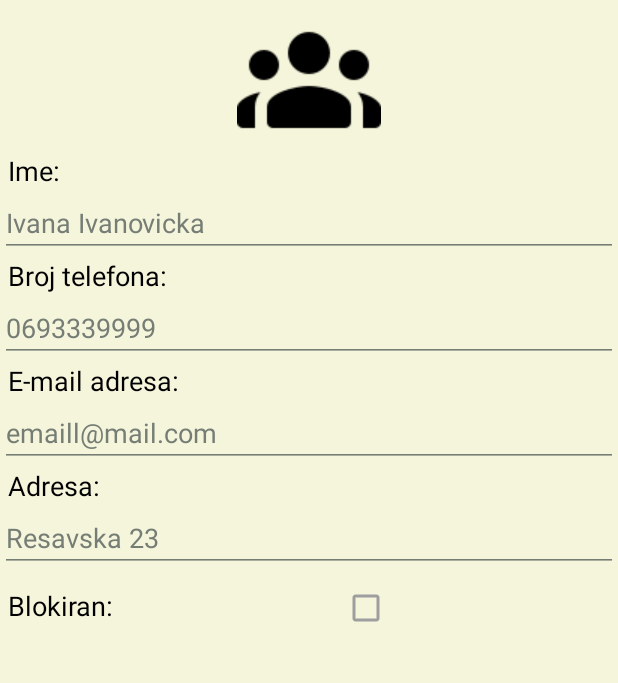
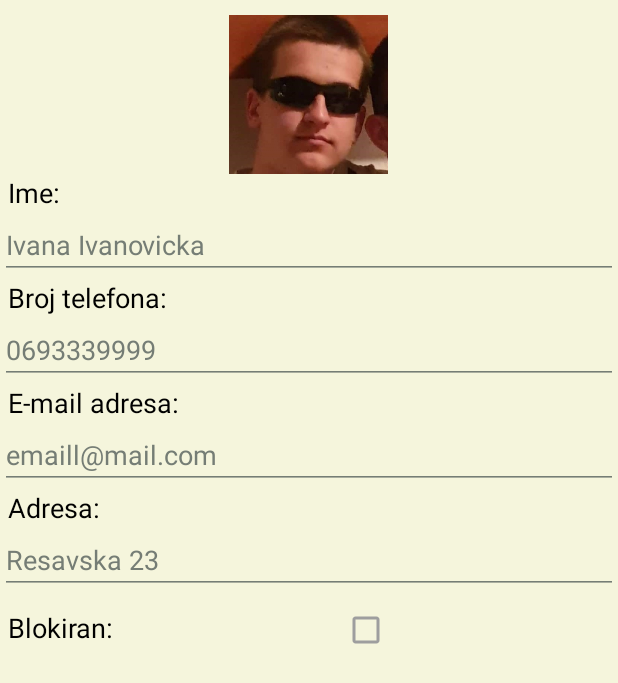
Before and after one commit to newkristian/uber-like-kmp, an Android app: the fragment AccountFragment shown on its own in the app's theme, on a phone screen of 412 x 824 dp. Shown: the top 683 px of the screen. Run offline under Robolectric (Android 15) with nearby library versions, the phone set to English and light mode, and no system bars.

Commit message:
Added small GUI fixes to account page

```diff
--- a/Mobilna aplikacija/app/src/main/java/com/example/uberapp_tim9/PassengerAccountFragment.java
+++ b/Mobilna aplikacija/app/src/main/java/com/example/uberapp_tim9/PassengerAccountFragment.java
@@ -83,7 +83,7 @@ public class PassengerAccountFragment extends Fragment {
         ((EditText)view.findViewById(R.id.phone_number_edit_text)).setText(passenger.getmPhoneNumber());
         ((EditText)view.findViewById(R.id.email_edit_text)).setText(passenger.getmEmail());
         ((EditText)view.findViewById(R.id.address_edit_text)).setText(passenger.getmAddress());
-        ((ImageView)view.findViewById(R.id.profile_picture_image_view)).setImageResource(R.drawable.ic_people);
+        ((ImageView)view.findViewById(R.id.profile_picture_image_view)).setImageResource(R.drawable.ic_branislav);
         ((CheckBox)view.findViewById(R.id.blocked_checkbox)).setChecked(passenger.ismIsBlocked());
     }
 
--- a/Mobilna aplikacija/app/src/main/java/com/example/uberapp_tim9/main_page/ui/account/AccountFragment.java
+++ b/Mobilna aplikacija/app/src/main/java/com/example/uberapp_tim9/main_page/ui/account/AccountFragment.java
@@ -79,7 +79,7 @@ public class AccountFragment extends Fragment {
         ((EditText)view.findViewById(R.id.phone_number_edit_text)).setText(passenger.getmPhoneNumber());
         ((EditText)view.findViewById(R.id.email_edit_text)).setText(passenger.getmEmail());
         ((EditText)view.findViewById(R.id.address_edit_text)).setText(passenger.getmAddress());
-        ((ImageView)view.findViewById(R.id.profile_picture_image_view)).setImageResource(R.drawable.ic_people);
+        ((ImageView)view.findViewById(R.id.profile_picture_image_view)).setImageResource(R.drawable.ic_simic);
         ((CheckBox)view.findViewById(R.id.blocked_checkbox)).setChecked(passenger.ismIsBlocked());
     }
 
--- a/Mobilna aplikacija/app/src/main/res/layout/fragment_account.xml
+++ b/Mobilna aplikacija/app/src/main/res/layout/fragment_account.xml
@@ -15,11 +15,14 @@
 
         <ImageView
             android:id="@+id/profile_picture_image_view"
-            android:layout_width="match_parent"
-            android:layout_height="wrap_content"
-            android:layout_marginTop="5dp"
+            android:layout_width="114dp"
+            android:layout_height="106dp"
+            android:layout_gravity="center_horizontal"
+            android:layout_marginTop="10dp"
+            android:contentDescription="@string/profile_picture"
             android:src="@drawable/ic_people"
-            android:contentDescription="@string/profile_picture" />
+            app:srcCompat="@drawable/ic_branislav"
+            tools:srcCompat="@drawable/ic_branislav" />
 
         <TextView
             android:id="@+id/name_textview"
```
Also changed, not shown: Mobilna aplikacija/app/src/main/res/layout/fragment_passenger_account.xml (+6 -4 lines), Mobilna aplikacija/app/src/main/res/drawable/ic_branislav.jpeg (added), Mobilna aplikacija/app/src/main/res/drawable/ic_simic.jpeg (added), Mobilna aplikacija/app/src/main/res/drawable/jahaci_apokalipse.jpeg (added).
